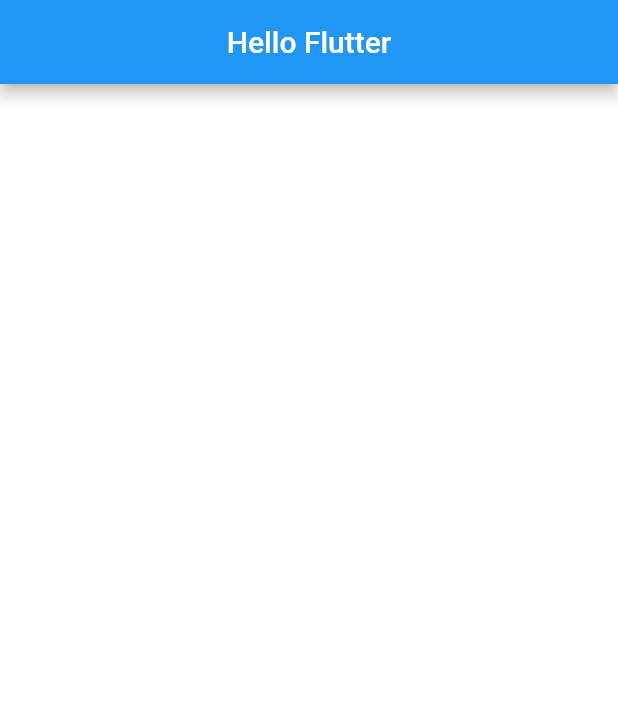
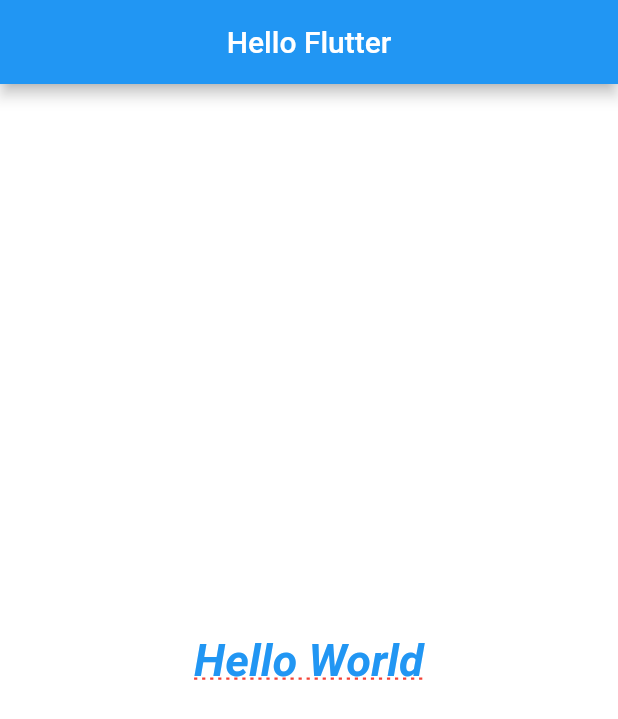
Before and after one commit to fgarcia1401/flutter_hello1, a Flutter app: the screen it shows after launch, on a phone screen of 412 x 824 dp. Shown: the top 719 px of the screen. Run offline on Flutter 3.47's test engine with Material 2 defaults, Android fonts, the phone set to English and light mode, and no system bars.

Commit message:
TextStyle

```diff
--- a/lib/main.dart
+++ b/lib/main.dart
@@ -19,11 +19,23 @@ class HomePage extends StatelessWidget {
   Widget build(BuildContext context) {
     return Scaffold(
         appBar: AppBar(
-          title: Text("Hello Flutter"),
+          title: Text("Hello Flutter",),
           centerTitle: true,
         ),
         body: Container(
           color: Colors.white,
+          child: Center(
+            child: Text("Hello World",
+            style: TextStyle(
+              fontSize: 30,
+              color: Colors.blue,
+              fontWeight: FontWeight.bold,
+              fontStyle: FontStyle.italic,
+              decoration: TextDecoration.underline,
+              decorationColor: Colors.red,
+              decorationStyle: TextDecorationStyle.dotted
+            ),) ,
+          )
         ));
   }
 }
```
